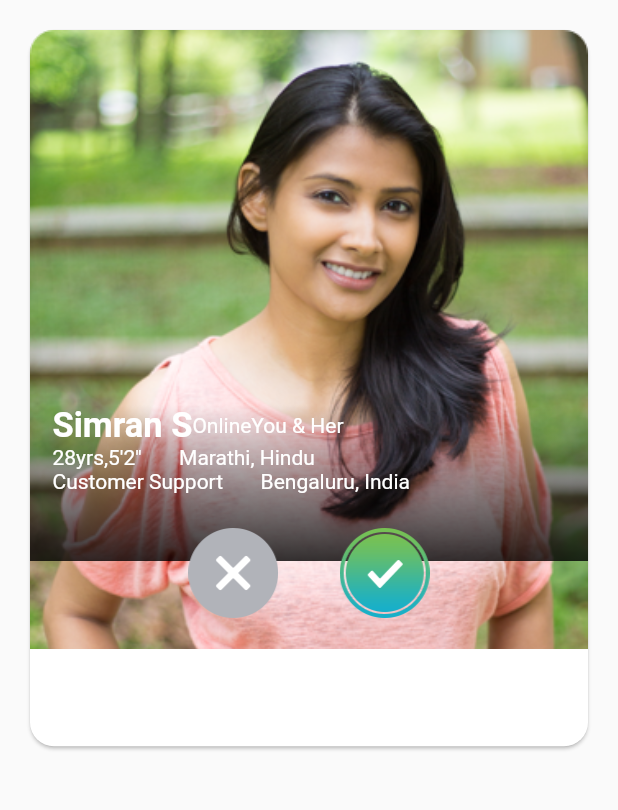
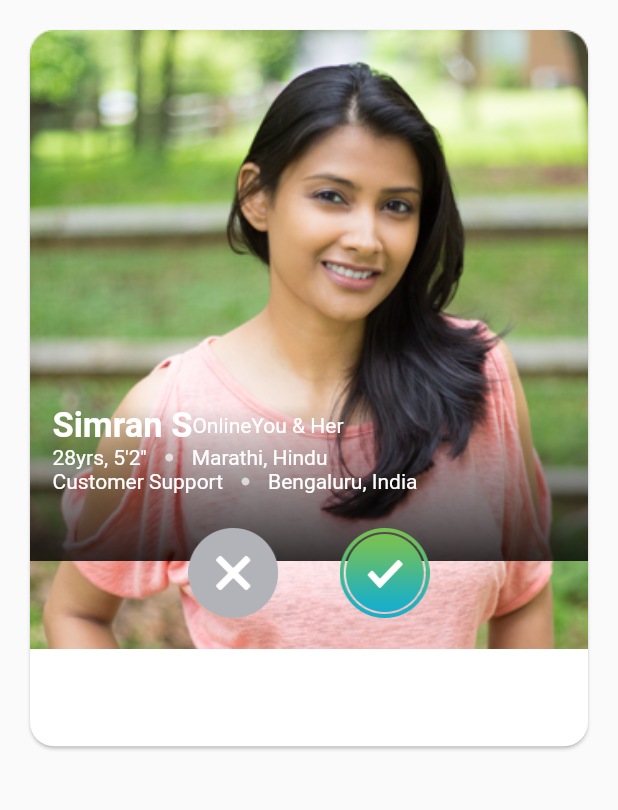
Before and after one commit to CRUSADER1912/flutter_challenge, a Flutter app: the screen it shows after launch, on a phone screen of 412 x 824 dp, the part 84-894 px from its top. Run offline on Flutter 3.47's test engine with Material 2 defaults, Android fonts, the phone set to English and light mode, and no system bars.

Commit message:
Minor Ui Tweaks

```diff
--- a/lib/profileNamesWidget.dart
+++ b/lib/profileNamesWidget.dart
@@ -49,11 +49,13 @@ class ProfileNames extends StatelessWidget {
               new Row(
                 children: <Widget>[
                   new Text(
-                    "28yrs,5'2''",
+                    "28yrs, 5'2''",
                     style: new TextStyle(fontSize: 14.0, color: Colors.white),
                   ),
+                  new SizedBox(width: 12.0,),
+                  new Icon(Icons.brightness_1, size: 6.0, color: const Color(0xaaffffff),),
                   new SizedBox(
-                    width: 25.0,
+                    width: 12.0,
                   ),
                   new Text(
                     "Marathi, Hindu",
@@ -67,8 +69,10 @@ class ProfileNames extends StatelessWidget {
                     "Customer Support",
                     style: new TextStyle(fontSize: 14.0, color: Colors.white),
                   ),
+                  new SizedBox(width: 12.0,),
+                  new Icon(Icons.brightness_1, size: 6.0, color: const Color(0xaaffffff),),
                   new SizedBox(
-                    width: 25.0,
+                    width: 12.0,
                   ),
                   new Text(
                     "Bengaluru, India",
```
